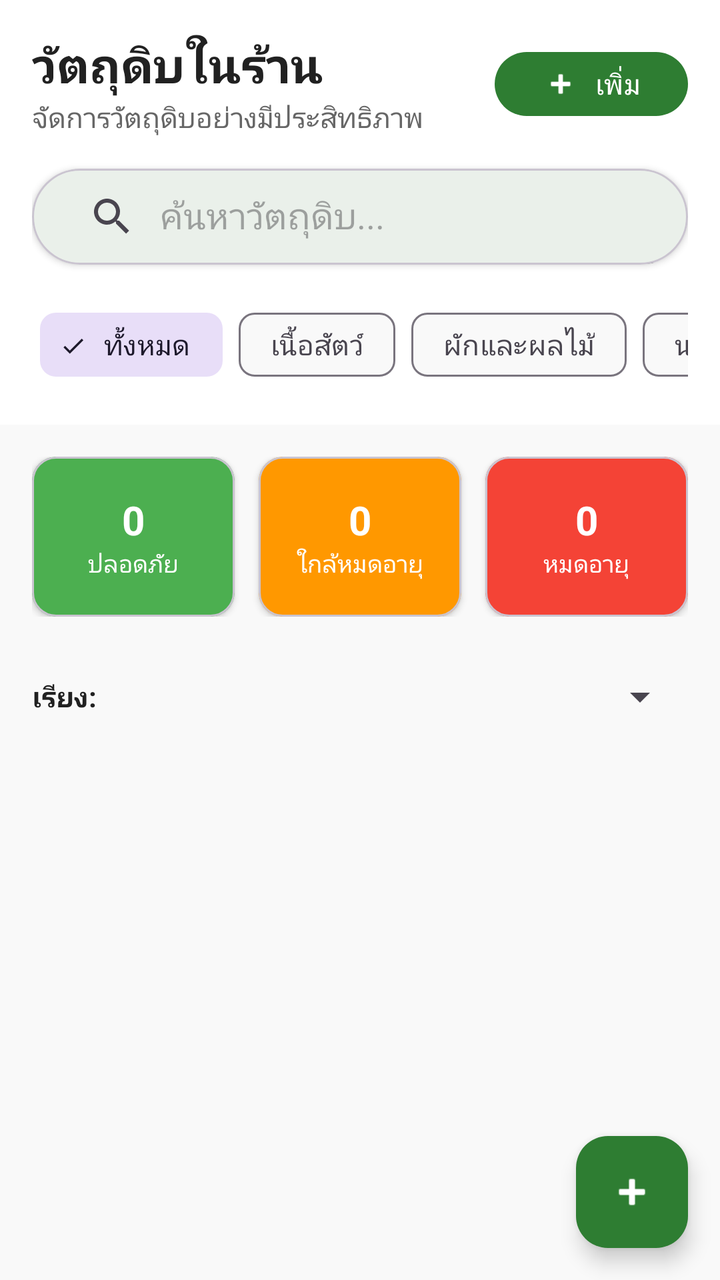
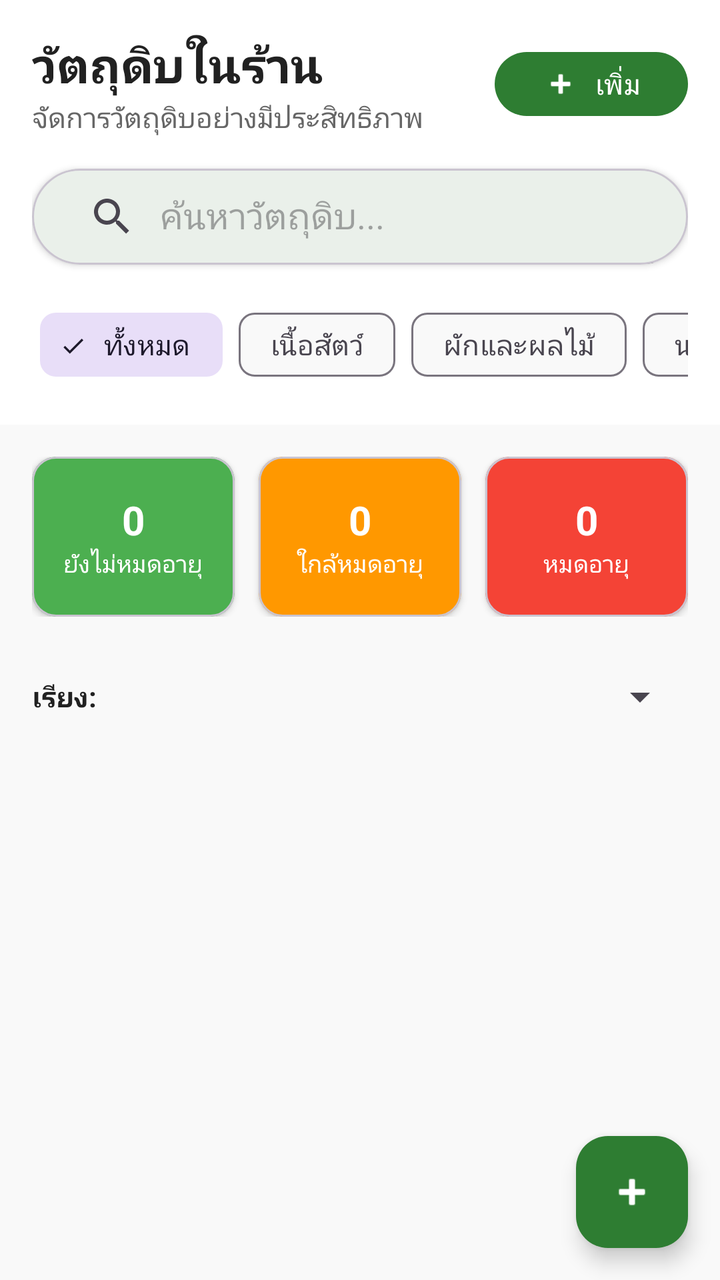

An Android layout rendered at two revisions. The XML below is the earlier revision; the diff shows what the commit changed to produce the second picture.
<!-- AndroidManifest.xml: application theme Theme.Expirytrack -->
<!-- res/layout/fragment_home.xml -->
<?xml version="1.0" encoding="utf-8"?>
<androidx.coordinatorlayout.widget.CoordinatorLayout xmlns:android="http://schemas.android.com/apk/res/android"
    xmlns:app="http://schemas.android.com/apk/res-auto"
    android:layout_width="match_parent"
    android:layout_height="match_parent"
    android:background="@color/background_surface">

    <com.google.android.material.appbar.AppBarLayout
        android:layout_width="match_parent"
        android:layout_height="wrap_content"
        android:background="@color/white"
        app:elevation="0dp">

        <LinearLayout
            android:layout_width="match_parent"
            android:layout_height="wrap_content"
            android:orientation="vertical"
            android:padding="16dp">

            
            <LinearLayout
                android:layout_width="match_parent"
                android:layout_height="wrap_content"
                android:orientation="horizontal"
                android:gravity="center_vertical"
                android:layout_marginBottom="16dp">

                <LinearLayout
                    android:layout_width="0dp"
                    android:layout_height="wrap_content"
                    android:layout_weight="1"
                    android:orientation="vertical">

                    <TextView
                        android:layout_width="wrap_content"
                        android:layout_height="wrap_content"
                        android:text="วัตถุดิบในร้าน"
                        android:textSize="24sp"
                        android:textStyle="bold"
                        android:textColor="@color/text_primary" />

                    <TextView
                        android:layout_width="wrap_content"
                        android:layout_height="wrap_content"
                        android:text="จัดการวัตถุดิบอย่างมีประสิทธิภาพ"
                        android:textSize="14sp"
                        android:textColor="@color/text_secondary" />

                </LinearLayout>

                <com.google.android.material.button.MaterialButton
                    android:id="@+id/addButton"
                    android:layout_width="wrap_content"
                    android:layout_height="40dp"
                    android:text="เพิ่ม"
                    android:textSize="14sp"
                    app:icon="@android:drawable/ic_input_add"
                    app:iconSize="18dp"
                    app:cornerRadius="20dp"
                    style="@style/Widget.Material3.Button" />

            </LinearLayout>

            
            <com.google.android.material.card.MaterialCardView
                android:layout_width="match_parent"
                android:layout_height="48dp"
                android:layout_marginBottom="16dp"
                app:cardCornerRadius="24dp"
                app:cardElevation="2dp"
                app:cardBackgroundColor="@color/background_surface">

                <androidx.appcompat.widget.SearchView
                    android:id="@+id/searchView"
                    android:layout_width="match_parent"
                    android:layout_height="match_parent"
                    android:layout_marginHorizontal="8dp"
                    app:iconifiedByDefault="false"
                    app:queryHint="ค้นหาวัตถุดิบ..." />

            </com.google.android.material.card.MaterialCardView>

            
            <HorizontalScrollView
                android:layout_width="match_parent"
                android:layout_height="wrap_content"
                android:scrollbars="none">

                <com.google.android.material.chip.ChipGroup
                    android:id="@+id/categoryChipGroup"
                    android:layout_width="wrap_content"
                    android:layout_height="wrap_content"
                    android:paddingHorizontal="4dp"
                    app:selectionRequired="true"
                    app:singleSelection="true">

                    <com.google.android.material.chip.Chip
                        android:id="@+id/chip_all"
                        android:layout_width="wrap_content"
                        android:layout_height="wrap_content"
                        android:text="ทั้งหมด"
                        android:checked="true"
                        style="@style/Widget.Material3.Chip.Filter" />

                    <com.google.android.material.chip.Chip
                        android:id="@+id/chip_meat"
                        android:layout_width="wrap_content"
                        android:layout_height="wrap_content"
                        android:text="เนื้อสัตว์"
                        style="@style/Widget.Material3.Chip.Filter" />

                    <com.google.android.material.chip.Chip
                        android:id="@+id/chip_vegetables"
                        android:layout_width="wrap_content"
                        android:layout_height="wrap_content"
                        android:text="ผักและผลไม้"
                        style="@style/Widget.Material3.Chip.Filter" />

                    <com.google.android.material.chip.Chip
                        android:id="@+id/chip_dairy"
                        android:layout_width="wrap_content"
                        android:layout_height="wrap_content"
                        android:text="นมและไข่"
                        style="@style/Widget.Material3.Chip.Filter" />

                    <com.google.android.material.chip.Chip
                        android:id="@+id/chip_seasoning"
                        android:layout_width="wrap_content"
                        android:layout_height="wrap_content"
                        android:text="เครื่องปรุง"
                        style="@style/Widget.Material3.Chip.Filter" />

                    <com.google.android.material.chip.Chip
                        android:id="@+id/chip_dry_goods"
                        android:layout_width="wrap_content"
                        android:layout_height="wrap_content"
                        android:text="ของแห้ง"
                        style="@style/Widget.Material3.Chip.Filter" />

                    <com.google.android.material.chip.Chip
                        android:id="@+id/chip_beverages"
                        android:layout_width="wrap_content"
                        android:layout_height="wrap_content"
                        android:text="เครื่องดื่ม"
                        style="@style/Widget.Material3.Chip.Filter" />

                    <com.google.android.material.chip.Chip
                        android:id="@+id/chip_others"
                        android:layout_width="wrap_content"
                        android:layout_height="wrap_content"
                        android:text="อื่นๆ"
                        style="@style/Widget.Material3.Chip.Filter" />

                </com.google.android.material.chip.ChipGroup>

            </HorizontalScrollView>

        </LinearLayout>

    </com.google.android.material.appbar.AppBarLayout>

    <androidx.core.widget.NestedScrollView
        android:layout_width="match_parent"
        android:layout_height="match_parent"
        app:layout_behavior="@string/appbar_scrolling_view_behavior">

        <LinearLayout
            android:layout_width="match_parent"
            android:layout_height="wrap_content"
            android:orientation="vertical">

            
            <include
                android:id="@+id/offline_banner"
                layout="@layout/offline_banner" />

            
            <LinearLayout
                android:layout_width="match_parent"
                android:layout_height="wrap_content"
                android:orientation="horizontal"
                android:padding="16dp"
                android:layout_marginBottom="8dp">

                <com.google.android.material.card.MaterialCardView
                    android:layout_width="0dp"
                    android:layout_height="80dp"
                    android:layout_weight="1"
                    android:layout_marginEnd="8dp"
                    app:cardCornerRadius="12dp"
                    app:cardElevation="2dp"
                    app:cardBackgroundColor="@color/color_safe">

                    <LinearLayout
                        android:layout_width="match_parent"
                        android:layout_height="match_parent"
                        android:orientation="vertical"
                        android:gravity="center"
                        android:padding="8dp">

                        <TextView
                            android:id="@+id/safeCountText"
                            android:layout_width="wrap_content"
                            android:layout_height="wrap_content"
                            android:text="0"
                            android:textSize="20sp"
                            android:textStyle="bold"
                            android:textColor="@color/white" />

                        <TextView
                            android:layout_width="wrap_content"
                            android:layout_height="wrap_content"
                            android:text="ปลอดภัย"
                            android:textSize="12sp"
                            android:textColor="@color/white" />

                    </LinearLayout>

                </com.google.android.material.card.MaterialCardView>

                <com.google.android.material.card.MaterialCardView
                    android:layout_width="0dp"
                    android:layout_height="80dp"
                    android:layout_weight="1"
                    android:layout_marginHorizontal="4dp"
                    app:cardCornerRadius="12dp"
                    app:cardElevation="2dp"
                    app:cardBackgroundColor="@color/color_warning">

                    <LinearLayout
                        android:layout_width="match_parent"
                        android:layout_height="match_parent"
                        android:orientation="vertical"
                        android:gravity="center"
                        android:padding="8dp">

                        <TextView
                            android:id="@+id/warningCountText"
                            android:layout_width="wrap_content"
                            android:layout_height="wrap_content"
                            android:text="0"
                            android:textSize="20sp"
                            android:textStyle="bold"
                            android:textColor="@color/white" />

                        <TextView
                            android:layout_width="wrap_content"
                            android:layout_height="wrap_content"
                            android:text="ใกล้หมดอายุ"
                            android:textSize="12sp"
                            android:textColor="@color/white" />

                    </LinearLayout>

                </com.google.android.material.card.MaterialCardView>

                <com.google.android.material.card.MaterialCardView
                    android:layout_width="0dp"
                    android:layout_height="80dp"
                    android:layout_weight="1"
                    android:layout_marginStart="8dp"
                    app:cardCornerRadius="12dp"
                    app:cardElevation="2dp"
                    app:cardBackgroundColor="@color/color_expired">

                    <LinearLayout
                        android:layout_width="match_parent"
                        android:layout_height="match_parent"
                        android:orientation="vertical"
                        android:gravity="center"
                        android:padding="8dp">

                        <TextView
                            android:id="@+id/expiredCountText"
                            android:layout_width="wrap_content"
                            android:layout_height="wrap_content"
                            android:text="0"
                            android:textSize="20sp"
                            android:textStyle="bold"
                            android:textColor="@color/white" />

                        <TextView
                            android:layout_width="wrap_content"
                            android:layout_height="wrap_content"
                            android:text="หมดอายุ"
                            android:textSize="12sp"
                            android:textColor="@color/white" />

                    </LinearLayout>

                </com.google.android.material.card.MaterialCardView>

            </LinearLayout>

            
            <LinearLayout
                android:layout_width="match_parent"
                android:layout_height="wrap_content"
                android:orientation="horizontal"
                android:paddingHorizontal="16dp"
                android:paddingBottom="8dp"
                android:gravity="center_vertical">

                <TextView
                    android:layout_width="wrap_content"
                    android:layout_height="wrap_content"
                    android:text="เรียง:"
                    android:textSize="14sp"
                    android:textStyle="bold"
                    android:textColor="@color/text_primary"
                    android:layout_marginEnd="12dp" />

                <Spinner
                    android:id="@+id/sortSpinner"
                    android:layout_width="0dp"
                    android:layout_height="32dp"
                    android:layout_weight="1" />

            </LinearLayout>

            
            <androidx.recyclerview.widget.RecyclerView
                android:id="@+id/recyclerViewIngredients"
                android:layout_width="match_parent"
                android:layout_height="wrap_content"
                android:nestedScrollingEnabled="false"
                android:padding="8dp" />

            
            <LinearLayout
                android:id="@+id/emptyState"
                android:layout_width="match_parent"
                android:layout_height="300dp"
                android:gravity="center"
                android:orientation="vertical"
                android:visibility="gone"
                android:padding="32dp">

                <TextView
                    android:layout_width="wrap_content"
                    android:layout_height="wrap_content"
                    android:text="📦"
                    android:textSize="64sp"
                    android:layout_marginBottom="16dp" />

                <TextView
                    android:layout_width="wrap_content"
                    android:layout_height="wrap_content"
                    android:text="ยังไม่มีวัตถุดิบ"
                    android:textSize="20sp"
                    android:textStyle="bold"
                    android:textColor="@color/text_primary"
                    android:layout_marginBottom="8dp" />

                <TextView
                    android:layout_width="match_parent"
                    android:layout_height="wrap_content"
                    android:gravity="center"
                    android:text="กดปุ่ม เพิ่ม ด้านบนเพื่อเพิ่มวัตถุดิบ\nหรือใช้แท็บสแกนเพื่อสแกนวันหมดอายุ"
                    android:textSize="14sp"
                    android:textColor="@color/text_secondary" />

            </LinearLayout>

        </LinearLayout>

    </androidx.core.widget.NestedScrollView>

    
    <com.google.android.material.floatingactionbutton.FloatingActionButton
        android:id="@+id/fab"
        android:layout_width="wrap_content"
        android:layout_height="wrap_content"
        android:layout_gravity="bottom|end"
        android:layout_margin="16dp"
        app:srcCompat="@android:drawable/ic_input_add"
        app:backgroundTint="@color/primary_color"
        app:tint="@color/white" />

</androidx.coordinatorlayout.widget.CoordinatorLayout>
<!-- res/layout/offline_banner.xml (included above) -->
<?xml version="1.0" encoding="utf-8"?>
<LinearLayout xmlns:android="http://schemas.android.com/apk/res/android"
    android:id="@+id/offline_banner"
    android:layout_width="match_parent"
    android:layout_height="wrap_content"
    android:orientation="horizontal"
    android:background="#FFC107"
    android:padding="12dp"
    android:gravity="center_vertical"
    android:visibility="gone">

    <TextView
        android:layout_width="0dp"
        android:layout_height="wrap_content"
        android:layout_weight="1"
        android:text="📡 ไม่มีอินเทอร์เน็ต — แสดงข้อมูลล่าสุด"
        android:textSize="13sp"
        android:textColor="#000"
        android:textStyle="bold" />

</LinearLayout>
<!-- resources referenced by this layout -->
<resources>
  <color name="background_surface">#F9F9F9</color>
  <color name="color_expired">#F44336</color>
  <color name="color_safe">#4CAF50</color>
  <color name="color_warning">#FF9800</color>
  <color name="primary_color">#2E7D32</color>
  <color name="text_primary">#212121</color>
  <color name="text_secondary">#666666</color>
  <color name="white">#FFFFFFFF</color>
  <style name="Theme.Expirytrack" parent="Base.Theme.Expirytrack" />
  <style name="Base.Theme.Expirytrack" parent="Theme.Material3.DayNight.NoActionBar">
          
          <item name="colorPrimary">@color/primary_color</item>
          <item name="colorPrimaryVariant">@color/primary_dark</item>
          <item name="colorOnPrimary">@android:color/white</item>
          
          
          <item name="colorSecondary">@color/secondary_color</item>
          <item name="colorSecondaryVariant">@color/secondary_dark</item>
          <item name="colorOnSecondary">@android:color/white</item>
          
          
          <item name="android:colorBackground">@color/background_default</item>
          <item name="colorSurface">@color/background_surface</item>
          <item name="colorOnBackground">@color/text_primary</item>
          <item name="colorOnSurface">@color/text_primary</item>
          
          
          <item name="android:statusBarColor">@color/primary_color</item>
          <item name="android:windowLightStatusBar">false</item>
          
          
          <item name="android:navigationBarColor">@color/white</item>
          <item name="android:windowLightNavigationBar" tools:targetApi="o_mr1">true</item>
      </style>
  <color name="primary_dark">#1B5E20</color>
  <color name="secondary_color">#FF8F00</color>
  <color name="secondary_dark">#E65100</color>
  <color name="background_default">#FFFFFF</color>
</resources>

<!-- the commit's change to res/layout/fragment_home.xml (unified diff, before → after) -->
@@ -210,7 +210,7 @@
                         <TextView
                             android:layout_width="wrap_content"
                             android:layout_height="wrap_content"
-                            android:text="ปลอดภัย"
+                            android:text="ยังไม่หมดอายุ"
                             android:textSize="12sp"
                             android:textColor="@color/white" />
 
